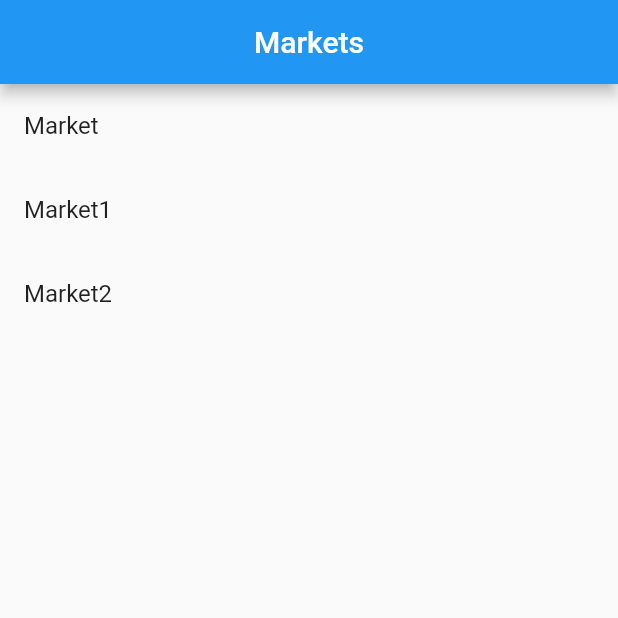
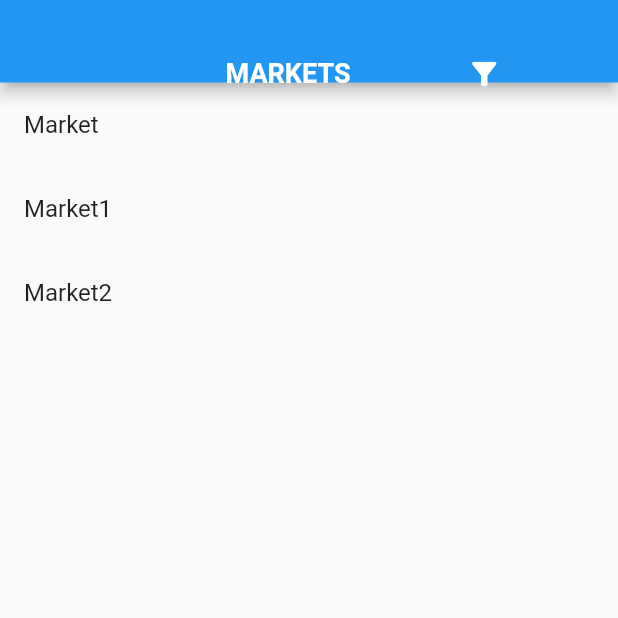
Before and after one commit to gorbunovi/market, a Flutter app: the screen it shows after launch, after a tap on "Market", after a tap on the "arrow back" icon, on a phone screen of 412 x 824 dp, the top half of it. Run offline on Flutter 3.47's test engine with Material 2 defaults, Android fonts, the phone set to English and light mode, and no system bars; our stand-ins replace dartz, equatable, flutter_bloc, freezed_annotation, get_it, hive and 1 more; accounts and stored records are empty.

```diff
--- a/lib/core/widgets/load_widget.dart
+++ b/lib/core/widgets/load_widget.dart
@@ -7,10 +7,11 @@ class LoadWidget extends StatelessWidget {
   Widget build(BuildContext context) {
     return Scaffold(
       appBar: AppBar(
-        title: const Text('Load'),
+        title: const Text('Loading'),
+        centerTitle: true,
       ),
-      body: Center(
-        child: const CircularProgressIndicator(),
+      body: const Center(
+        child: CircularProgressIndicator(),
       ),
     );
   }
--- a/lib/feature/data/datasources/local/hive/characteristics_hive.dart
+++ b/lib/feature/data/datasources/local/hive/characteristics_hive.dart
@@ -3,7 +3,7 @@ import 'package:hive/hive.dart';
 part 'characteristics_hive.g.dart';
 
 @HiveType(typeId: 0)
-class CharacteristicsHive {
+class CharacteristicsHive extends HiveObject{
   @HiveField(0)
   final int id;
 
--- a/lib/feature/data/datasources/local/hive/market_hive.dart
+++ b/lib/feature/data/datasources/local/hive/market_hive.dart
@@ -1,12 +1,10 @@
 import 'package:hive/hive.dart';
-import 'package:market/feature/data/models/product_model.dart';
-import 'package:market/feature/domain/entities/product_entity.dart';
 import 'product_hive.dart';
 
 part 'market_hive.g.dart';
 
 @HiveType(typeId: 2)
-class MarketHive {
+class MarketHive extends HiveObject{
   @HiveField(0)
   final int id;
 
@@ -14,7 +12,7 @@ class MarketHive {
   final String name;
 
   @HiveField(2)
-  final List<ProductEntity> products;
+  final List<ProductHive> products;
 
   MarketHive({
     required this.id,
--- a/lib/feature/data/datasources/local/hive/product_hive.dart
+++ b/lib/feature/data/datasources/local/hive/product_hive.dart
@@ -5,7 +5,7 @@ import 'characteristics_hive.dart';
 part 'product_hive.g.dart';
 
 @HiveType(typeId: 1)
-class ProductHive {
+class ProductHive extends HiveObject{
   @HiveField(0)
   final int id;
 
@@ -13,7 +13,7 @@ class ProductHive {
   final String name;
 
   @HiveField(2)
-  final List<CharacteristicEntity> characteristics;
+  final List<CharacteristicsHive> characteristics;
 
   ProductHive({
     required this.id,
--- a/lib/feature/data/datasources/local/local_data_source.dart
+++ b/lib/feature/data/datasources/local/local_data_source.dart
@@ -1,14 +1,46 @@
+import 'package:hive/hive.dart';
 import 'package:market/feature/data/datasources/local/first_data.dart';
+import 'package:market/feature/data/datasources/local/hive/characteristics_hive.dart';
+import 'package:market/feature/data/datasources/local/hive/product_hive.dart';
 import 'package:market/feature/data/models/market_model.dart';
+import 'hive/market_hive.dart';
 
 abstract class MarketLocalDataSorce{
   Future<List<MarketModel>> getAllMarketsLocal();
 }
 
+
 class MarketLocalDataSorceImpl implements MarketLocalDataSorce{
 
   @override
-  Future<List<MarketModel>> getAllMarketsLocal() {
-    return FirstData().getALLMarkets();
+  Future<List<MarketModel>> getAllMarketsLocal() async{
+    List<MarketModel> marketsList = [];
+
+    if(!Hive.isAdapterRegistered(0)){
+      Hive.registerAdapter(CharacteristicsHiveAdapter());
+    }
+    if(!Hive.isAdapterRegistered(1)){
+      Hive.registerAdapter(ProductHiveAdapter());
+    }
+    if(!Hive.isAdapterRegistered(2)) {
+      Hive.registerAdapter(MarketHiveAdapter());
+    }
+
+    var marketsBox = await Hive.openBox<MarketHive>('markets');
+
+    if(marketsBox.isEmpty){
+      var listmarkets = await FirstData().getALLMarkets();
+      listmarkets.forEach((listmarket) {
+        marketsBox.put(listmarket.name, listmarket.toHive());
+      });
+      marketsBox.close();
+      marketsList = marketsBox.values.map((e) => MarketModel.fromHive(marketHiveModel: e)).toList();
+      marketsBox.close();
+    }else{
+      // print(marketsBox.values.map((e) => MarketModel.fromHive(marketHiveModel: e)).toList(),);
+      marketsList = marketsBox.values.map((e) => MarketModel.fromHive(marketHiveModel: e)).toList();
+      marketsBox.close();
+    }
+    return marketsList;
   }
 }
--- a/lib/feature/data/models/market_model.dart
+++ b/lib/feature/data/models/market_model.dart
@@ -1,23 +1,25 @@
 import 'package:market/feature/data/datasources/local/hive/market_hive.dart';
+import 'package:market/feature/data/datasources/local/hive/product_hive.dart';
 import 'package:market/feature/data/models/product_model.dart';
 import 'package:market/feature/domain/entities/market_entity.dart';
 
 class MarketModel extends MarketEntity {
   MarketModel({
-    required this.id,
-    required this.name,
-    required this.products,
+    required int id,
+    required String name,
+    required List<ProductModel> products,
   }) : super(id: id, name: name, products: products);
 
-  final int id;
-  final String name;
-  final List<ProductModel> products;
+  // final int id;
+  // final String name;
+  // final List<ProductModel> products;
 
-  MarketModel.fromHive(MarketHive marketHiveModel, this.id, this.name, this.products)
+  MarketModel.fromHive(
+      {required MarketHive marketHiveModel,})
       : super(
           id: marketHiveModel.id,
           name: marketHiveModel.name,
-          products: marketHiveModel.products,
+          products: marketHiveModel.products.map((products) => ProductModel.fromHive(products)).toList(),
         );
 
 
@@ -25,7 +27,7 @@ class MarketModel extends MarketEntity {
     return MarketHive(
       id: id,
       name: name,
-      products: products,
+      products: products.map((element) => element.toHive()).toList(),
     );
   }
 }
--- a/lib/feature/data/models/product_model.dart
+++ b/lib/feature/data/models/product_model.dart
@@ -3,31 +3,33 @@ import 'package:market/feature/data/models/characteristic_model.dart';
 import 'package:market/feature/domain/entities/product_entity.dart';
 
 class ProductModel extends ProductEntity {
-  ProductModel({
-    required this.id,
-    required this.name,
-    required this.characteristics,
+  const ProductModel({
+    required int id,
+    required String name,
+    required List<CharacteristicModel> characteristics,
   }) : super(
           id: id,
           name: name,
           characteristics: characteristics,
         );
-  final int id;
-  final String name;
-  final List<CharacteristicModel> characteristics;
+  // final int id;
+  // final String name;
+  // final List<CharacteristicModel> characteristics;
 
-  ProductModel.fromHive(ProductHive productHiveModel, this.id, this.name, this.characteristics)
+  ProductModel.fromHive(ProductHive productHiveModel)
       : super(
           id: productHiveModel.id,
           name: productHiveModel.name,
-          characteristics: productHiveModel.characteristics,
+          characteristics: productHiveModel.characteristics
+              .map((e) => CharacteristicModel.fromHive(e))
+              .toList()
         );
 
   ProductHive toHive() {
     return ProductHive(
       id: id,
       name: name,
-      characteristics: characteristics,
+      characteristics: characteristics.map((element) => element.toHive()).toList()
     );
   }
 }
--- a/lib/feature/domain/entities/market_entity.dart
+++ b/lib/feature/domain/entities/market_entity.dart
@@ -1,4 +1,5 @@
 import 'package:equatable/equatable.dart';
+import 'package:market/feature/data/models/product_model.dart';
 import 'package:market/feature/domain/entities/product_entity.dart';
 
 class MarketEntity extends Equatable{
@@ -6,7 +7,7 @@ class MarketEntity extends Equatable{
 
   final int id;
   final String name;
-  final List<ProductEntity> products;
+  final List<ProductModel> products;
 
   @override
   List<Object?> get props => [
--- a/lib/feature/domain/entities/product_entity.dart
+++ b/lib/feature/domain/entities/product_entity.dart
@@ -1,12 +1,12 @@
 import 'package:equatable/equatable.dart';
-import 'package:market/feature/domain/entities/characteristic.dart';
+import 'package:market/feature/data/models/characteristic_model.dart';
 
 class ProductEntity extends Equatable{
   const ProductEntity({required this.id, required this.name, required this.characteristics});
 
   final int id;
   final String name;
-  final List<CharacteristicEntity> characteristics;
+  final List<CharacteristicModel> characteristics;
 
   @override
   List<Object?> get props => [
--- a/lib/feature/presentation/home/controller/home_controller.dart
+++ b/lib/feature/presentation/home/controller/home_controller.dart
@@ -1,8 +1,7 @@
 import 'package:flutter_bloc/flutter_bloc.dart';
 import 'package:market/core/usecase/usecase.dart';
-import 'package:market/feature/data/models/characteristic_model.dart';
 import 'package:market/feature/data/models/market_model.dart';
-import 'package:market/feature/data/models/product_model.dart';
+import 'package:market/feature/domain/entities/market_entity.dart';
 import 'package:market/feature/domain/usecases/get_all_market.dart';
 import 'package:market/feature/presentation/home/controller/state.dart';
 
@@ -10,6 +9,7 @@ class HomeController extends Cubit<HomeState> {
   HomeController({required this.getAllMarkets}) : super(const Initial());
 
   final GetAllMarkets getAllMarkets;
+  late List<MarketEntity>listMarkets;
 
 
 
@@ -24,16 +24,22 @@ class HomeController extends Cubit<HomeState> {
     failureOrMarkets.fold(
           (failure) => emit(Error(failure)),
           (resault){
-        emit(Markets(resault));
+            listMarkets = resault;
+        emit(Markets(markets: resault, isFilter: false));
       },
     );
   }
 
-  void market(MarketModel market){
+  void market(MarketEntity market){
     emit(Market(market));
   }
 
+  void tapFilter(bool isFilter){
+    emit(const Loading());
+    emit(Markets(markets: listMarkets, isFilter: !isFilter));
+  }
+
   void product(MarketModel market , int productIndex){
-    emit(Product(market, productIndex));
+    emit(Product(market: market, index: productIndex));
   }
 }
--- a/lib/feature/presentation/home/controller/state.dart
+++ b/lib/feature/presentation/home/controller/state.dart
@@ -14,11 +14,11 @@ abstract class HomeState with _$HomeState {
 
   // const factory HomeState.success() = Success;
 
-  const factory HomeState.markets(List<MarketEntity> markets) = Markets;
+  const factory HomeState.markets({required List<MarketEntity> markets, required bool isFilter}) = Markets;
 
-  const factory HomeState.market(MarketModel market) = Market;
+  const factory HomeState.market(MarketEntity market) = Market;
 
-  const factory HomeState.product(MarketModel market, int index) = Product;
+  const factory HomeState.product({required MarketEntity market, required int index}) = Product;
 
   const factory HomeState.empty() = Empty;
 
--- a/lib/feature/presentation/home/view/home_page.dart
+++ b/lib/feature/presentation/home/view/home_page.dart
@@ -17,9 +17,11 @@ class MyHomePage extends StatelessWidget {
           return state.when(
               initial: () => const IndexHomeWidget(),
               loading: () => const core_widgets.LoadWidget(),
-              markets: (markets) => MarketsWidget(
+              markets: (markets, isFilter) => MarketsWidget(
+                isFilter: isFilter,
+                tapFilter: (isFilter) =>BlocProvider.of<HomeController>(context).tapFilter(isFilter),
                 markets: markets,
-                to_market: (market) => BlocProvider.of<HomeController>(context).market(market),
+                toMarket: (market) => BlocProvider.of<HomeController>(context).market(market),
               ),
               market: (market) => MarketWidget(
                 market: market,
--- a/lib/feature/presentation/home/widgets/market_widget.dart
+++ b/lib/feature/presentation/home/widgets/market_widget.dart
@@ -1,5 +1,5 @@
 import 'package:flutter/material.dart';
-import 'package:market/feature/data/models/market_model.dart';
+import 'package:market/feature/domain/entities/market_entity.dart';
 
 class MarketWidget extends StatelessWidget {
   const MarketWidget({
@@ -9,7 +9,7 @@ class MarketWidget extends StatelessWidget {
     required this.to_product,
   }) : super(key: key);
 
-  final MarketModel market;
+  final MarketEntity market;
   final Function back;
   final Function to_product;
 
@@ -25,7 +25,8 @@ class MarketWidget extends StatelessWidget {
           onPressed: () => back(),
         ),
       ),
-      body: ListView.builder(
+      body: SafeArea(
+        child: ListView.builder(
             itemCount: market.products.length,
             itemBuilder: (context, index){
               return ListTile(
@@ -33,6 +34,7 @@ class MarketWidget extends StatelessWidget {
                 onTap: () => to_product(market, index),
               );
             }),
+      ),
     );
   }
 }
--- a/lib/feature/presentation/home/widgets/markets_widget.dart
+++ b/lib/feature/presentation/home/widgets/markets_widget.dart
@@ -2,30 +2,127 @@ import 'package:flutter/material.dart';
 import 'package:market/feature/domain/entities/market_entity.dart';
 
 class MarketsWidget extends StatelessWidget {
-  MarketsWidget({
-    Key? key,
+  const MarketsWidget(
+      {Key? key,
       required this.markets,
-    required this.to_market,
-  }) : super(key: key);
+      required this.toMarket,
+      required this.isFilter,
+      required this.tapFilter})
+      : super(key: key);
 
-  List<MarketEntity> markets;
-  Function to_market;
+  final List<MarketEntity> markets;
+  final Function toMarket;
+  final bool isFilter;
+  final Function tapFilter;
 
   @override
   Widget build(BuildContext context) {
     return Scaffold(
       appBar: AppBar(
-        title: const Text('Markets'),
-        centerTitle: true,
+        toolbarHeight:
+            isFilter ? MediaQuery.of(context).size.height * 0.23 : 55,
+        flexibleSpace: Column(
+          children: [
+            const SizedBox(
+              height: 25,
             ),
-      body: ListView.builder(
+            Row(
+              mainAxisAlignment: MainAxisAlignment.spaceEvenly,
+              children: [
+                const SizedBox(
+                  width: 20,
+                ),
+                const Text(
+                  'MARKETS',
+                  style: TextStyle(
+                      fontSize: 18,
+                      color: Colors.white,
+                      fontWeight: FontWeight.bold),
+                ),
+                !isFilter
+                    ? IconButton(
+                        onPressed: () => tapFilter(isFilter),
+                        icon: const Icon(
+                          Icons.filter_alt,
+                          color: Colors.white,
+                        ),
+                      )
+                    : IconButton(
+                        onPressed: () => tapFilter(isFilter),
+                        icon: const Icon(
+                          Icons.close,
+                          color: Colors.white,
+                        ),
+                      ),
+              ],
+            ),
+            isFilter
+                ? Container(
+                    margin: const EdgeInsets.only(left: 15, right: 15),
+                    child: Column(
+                      children: [
+                        TextFormField(
+                          decoration: InputDecoration(
+                            hintText: 'Введите продукт',
+                            suffixIcon: IconButton(
+                              onPressed: () => print('suffixIcon'),
+                              icon: const Icon(Icons.search),
+                            ),
+                            fillColor: Colors.white,
+                            filled: true,
+                            focusedBorder: const OutlineInputBorder(
+                              borderSide: BorderSide(width: 3),
+                              borderRadius:
+                                  BorderRadius.all(Radius.circular(20)),
+                            ),
+                            enabledBorder: const OutlineInputBorder(
+                              borderSide: BorderSide(width: 3),
+                              borderRadius:
+                                  BorderRadius.all(Radius.circular(20)),
+                            ),
+                          ),
+                        ),
+                        const SizedBox(
+                          height: 5,
+                        ),
+                        TextFormField(
+                          decoration: InputDecoration(
+                            hintText: 'Введите характеристику продукта',
+                            suffixIcon: IconButton(
+                              onPressed: () => print('suffixIcon'),
+                              icon: const Icon(Icons.search),
+                            ),
+                            fillColor: Colors.white,
+                            filled: true,
+                            focusedBorder: const OutlineInputBorder(
+                              borderSide: BorderSide(width: 3),
+                              borderRadius:
+                                  BorderRadius.all(Radius.circular(20)),
+                            ),
+                            enabledBorder: const OutlineInputBorder(
+                              borderSide: BorderSide(width: 3),
+                              borderRadius:
+                                  BorderRadius.all(Radius.circular(20)),
+                            ),
+                          ),
+                        ),
+                      ],
+                    ),
+                  )
+                : SizedBox.fromSize(),
+          ],
+        ),
+      ),
+      body: SafeArea(
+        child: ListView.builder(
             itemCount: markets.length,
-          itemBuilder: (context, index){
+            itemBuilder: (context, index) {
               return ListTile(
                 title: Text(markets[index].name),
-              onTap: () => to_market(markets[index]),
+                onTap: () => toMarket(markets[index]),
               );
             }),
+      ),
     );
   }
 }
```
Also changed, not shown: lib/feature/data/datasources/local/first_data.dart (+21 -3 lines), lib/feature/data/models/characteristic_model.dart (+4 -7 lines), lib/feature/presentation/home/widgets/product_widget.dart (+5 -4 lines), lib/feature/data/datasources/local/hive/market_hive.g.dart, lib/feature/data/datasources/local/hive/product_hive.g.dart, lib/feature/presentation/home/controller/state.freezed.dart. Lines whose indentation alone changed are shown as unchanged.
